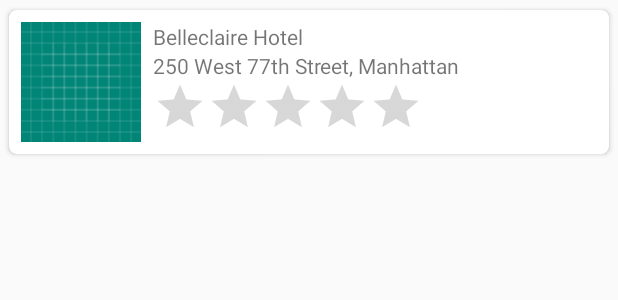
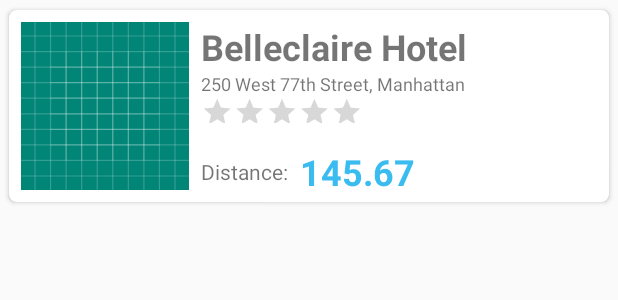
Before and after one commit to LizonkaElizaveta/Kotlin-Retrofit-AndroidArchitectureComponents, an Android app: the layout list_view_item.xml on its own in the app's theme, with its tools: preview values and no code run, on a phone screen of 412 x 824 dp. Shown: the top 300 px of the screen. Run offline under Robolectric (Android 15) with nearby library versions, the phone set to English and light mode, and no system bars.

Commit message:
update xml layout with new style

```diff
--- a/app/src/main/res/layout/fragment_description.xml
+++ b/app/src/main/res/layout/fragment_description.xml
@@ -20,23 +20,10 @@
                 android:layout_height="wrap_content"
                 android:padding="16dp">
 
-            <!--            <androidx.core.widget.ContentLoadingProgressBar-->
-            <!--                    android:id="@+id/progressBar"-->
-            <!--                    style="?android:attr/progressBarStyleLarge"-->
-            <!--                    android:layout_width="wrap_content"-->
-            <!--                    android:layout_height="wrap_content"-->
-            <!--                    android:indeterminate="true"-->
-            <!--                    android:translationZ="2dp"-->
-            <!--                    android:visibility="visible"-->
-            <!--                    app:layout_constraintBottom_toBottomOf="parent"-->
-            <!--                    app:layout_constraintEnd_toEndOf="parent"-->
-            <!--                    app:layout_constraintStart_toStartOf="parent"-->
-            <!--                    app:layout_constraintTop_toTopOf="parent" />-->
-
             <ImageView
                     android:id="@+id/imageOfHotel"
                     android:layout_width="0dp"
-                    android:layout_height="266dp"
+                    android:layout_height="270dp"
                     android:scaleType="centerCrop"
                     app:imgUrl="@{viewModel.selectedProperty.image}"
                     app:layout_constraintEnd_toEndOf="parent"
--- a/app/src/main/res/layout/list_view_item.xml
+++ b/app/src/main/res/layout/list_view_item.xml
@@ -28,8 +28,8 @@
 
                 <ImageView
                         android:id="@+id/imageOfHotel"
-                        android:layout_width="80dp"
-                        android:layout_height="80dp"
+                        android:layout_width="112dp"
+                        android:layout_height="112dp"
                         android:layout_marginStart="8dp"
                         android:layout_marginTop="8dp"
                         android:layout_marginBottom="8dp"
@@ -40,7 +40,34 @@
                         app:layout_constraintTop_toTopOf="parent"
                         tools:src="@drawable/ic_launcher_background" />
 
+
+                <TextView
+                        android:id="@+id/tv_distance"
+                        android:layout_width="wrap_content"
+                        android:layout_height="wrap_content"
+                        android:layout_marginStart="8dp"
+                        android:text="@{property.distance}"
+                        app:layout_constraintBottom_toBottomOf="parent"
+                        app:layout_constraintStart_toEndOf="@id/imageOfHotel"
+                        app:layout_constraintTop_toBottomOf="@id/layout"
+                        tools:text="@string/distance" />
+
+                <TextView
+                        android:id="@+id/distanceOfHotel"
+                        android:layout_width="wrap_content"
+                        android:layout_height="wrap_content"
+                        android:layout_marginStart="8dp"
+                        android:text="@{property.distance}"
+                        android:textColor="@color/colorPrimary"
+                        android:textSize="24sp"
+                        android:textStyle="bold"
+                        app:layout_constraintBottom_toBottomOf="parent"
+                        app:layout_constraintStart_toEndOf="@id/tv_distance"
+                        app:layout_constraintTop_toBottomOf="@id/layout"
+                        tools:text="@string/distanceOfHotel" />
+
                 <LinearLayout
+                        android:id="@+id/layout"
                         android:layout_width="wrap_content"
                         android:layout_height="wrap_content"
                         android:layout_marginStart="8dp"
@@ -52,26 +79,30 @@
                             android:id="@+id/nameOfHotel"
                             android:layout_width="wrap_content"
                             android:layout_height="wrap_content"
-                            android:maxLines="2"
                             android:text="@{property.name}"
+                            android:textSize="24sp"
+                            android:textStyle="bold"
                             tools:text="@string/nameOfHotel" />
 
                     <TextView
                             android:id="@+id/addressOfHotel"
                             android:layout_width="wrap_content"
                             android:layout_height="wrap_content"
-                            android:maxLines="2"
                             android:text="@{property.address}"
+                            android:textSize="12sp"
                             tools:text="@string/addressOfHotel" />
 
                     <RatingBar
                             android:id="@+id/starsOfHotel"
                             style="?android:attr/ratingBarStyleIndicator"
                             android:layout_width="wrap_content"
-                            android:layout_height="wrap_content"
-                            android:rating="@{property.stars}" />
+                            android:layout_height="30dp"
+                            android:rating="@{property.stars}"
+                            android:scaleX="0.6"
+                            android:scaleY="0.6"
+                            android:transformPivotX="0dp" />
+                </LinearLayout>
 
-                </LinearLayout>
             </androidx.constraintlayout.widget.ConstraintLayout>
         </androidx.cardview.widget.CardView>
     </LinearLayout>
--- a/app/src/main/res/values/colors.xml
+++ b/app/src/main/res/values/colors.xml
@@ -1,7 +1,7 @@
 <?xml version="1.0" encoding="utf-8"?>
 <resources>
-    <color name="colorPrimary">#008577</color>
+    <color name="colorPrimary">#3ABCF1</color>
     <color name="colorPrimaryDark">#00574B</color>
-    <color name="colorAccent">#D81B60</color>
+    <color name="colorAccent">#febb03</color>
     <color name="colorBlack">#000000</color>
 </resources>
```
Also changed, not shown: 6 other files.
